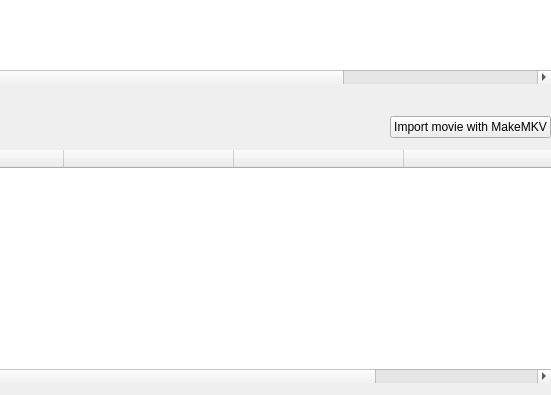
Qt form src/ui/imports/DownloadsWidget.ui (Komet/MediaElch) before a commit; both pictures show x 446 to 997 and y 201 to 596 of the 997 by 596 pixel window.
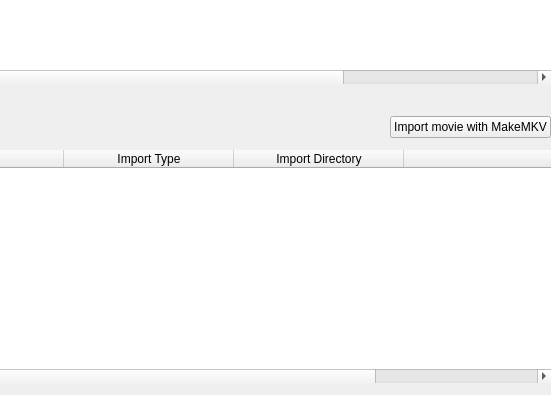
The same form after that commit.

Commit message: [DownloadsWidget] Add table header for "import type" and "dir" section

Diff of the .ui file:
```diff
--- a/src/ui/imports/DownloadsWidget.ui
+++ b/src/ui/imports/DownloadsWidget.ui
@@ -218,12 +218,18 @@
         </column>
         <column>
          <property name="text">
-          <string/>
+          <string extracomment="(e.g. movie, TV show, concert)">Import Type</string>
+         </property>
+         <property name="toolTip">
+          <string>Type of this file.</string>
          </property>
         </column>
         <column>
          <property name="text">
-          <string/>
+          <string>Import Directory</string>
+         </property>
+         <property name="toolTip">
+          <string>Where to store the file when importing it.</string>
          </property>
         </column>
         <column>
```
